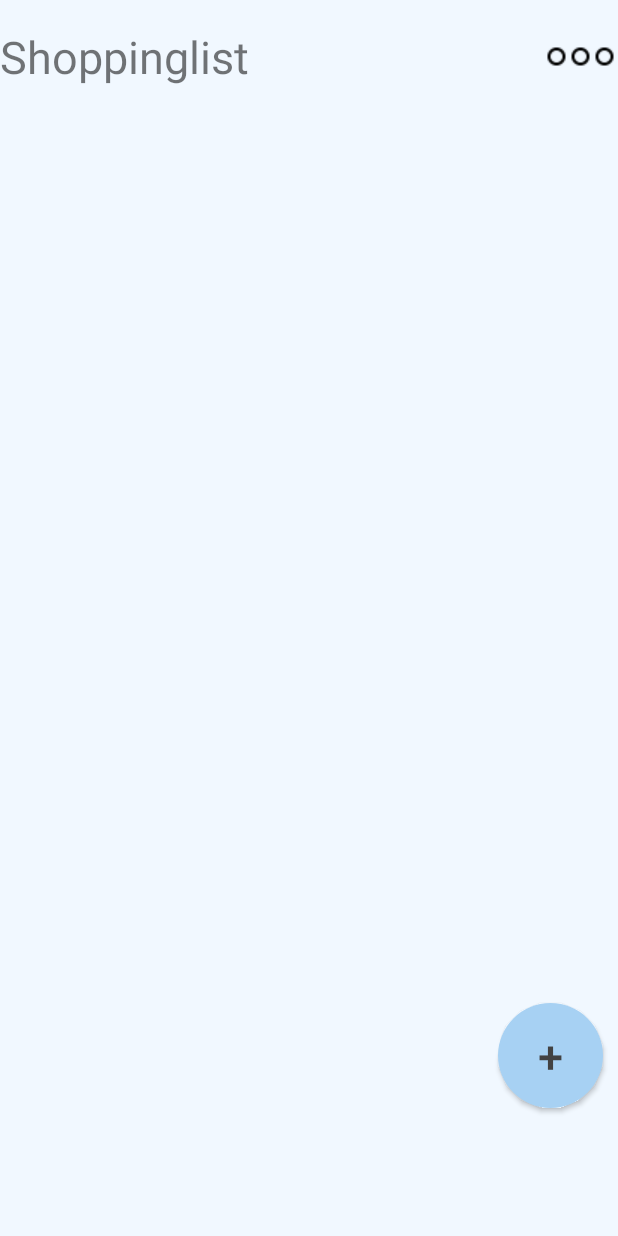
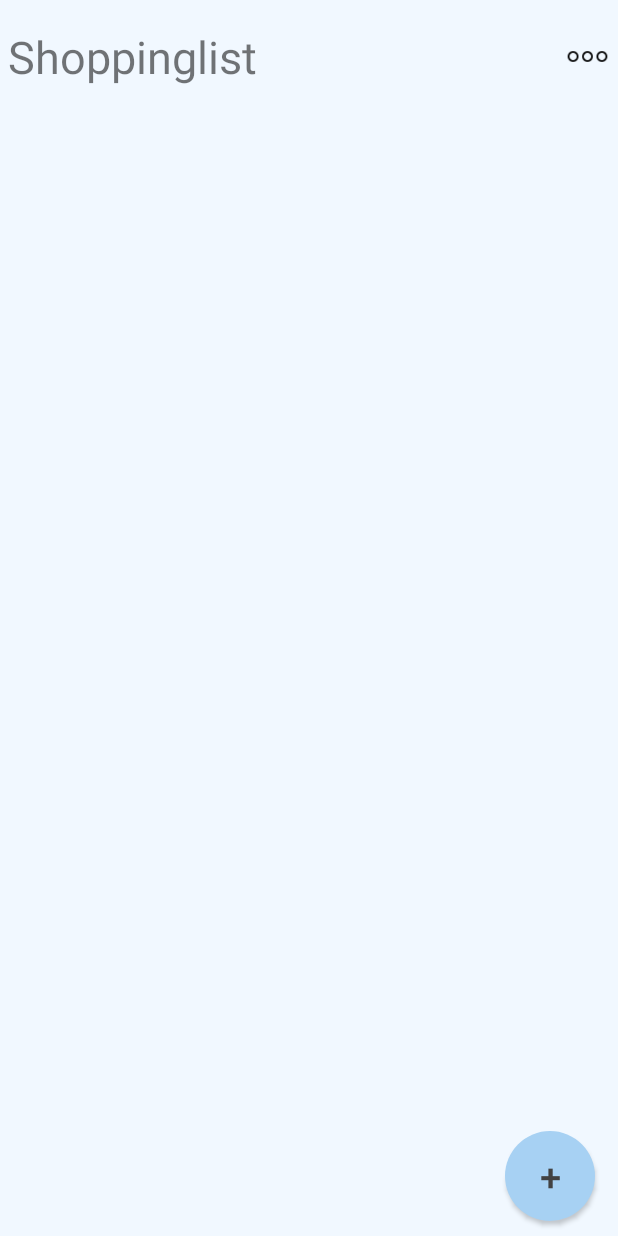
Before and after one commit to RwieRandom/YourShopDrop, an Android app: the screen it shows after launch (ListActivity), on a phone screen of 412 x 824 dp. Run offline under Robolectric (Android 15) with nearby library versions, the phone set to English and light mode, and no system bars.

Commit message:
updated UI, implemented settings-popup

```diff
--- a/app/src/main/java/de/your/yourshopdrop/ListActivity.kt
+++ b/app/src/main/java/de/your/yourshopdrop/ListActivity.kt
@@ -1,6 +1,7 @@
 package de.your.yourshopdrop
 
 import android.annotation.SuppressLint
+import android.content.Context
 import android.os.Bundle
 import android.view.Gravity
 import android.view.LayoutInflater
@@ -27,6 +28,8 @@ class ListActivity : AppCompatActivity() {
     override fun onCreate(savedInstanceState: Bundle?) {
         super.onCreate(savedInstanceState)
 
+        val popupManager = PopupManager(getSystemService(LAYOUT_INFLATER_SERVICE) as LayoutInflater,  this)
+
         enableEdgeToEdge()
         setContentView(R.layout.list_activity)
 
@@ -52,22 +55,12 @@ class ListActivity : AppCompatActivity() {
 
         val btnAddItem : Button = findViewById(R.id.btnAddItem)
 
-        // inflate the layout of the popup window
-        val inflater = getSystemService(LAYOUT_INFLATER_SERVICE) as LayoutInflater
-        val popupView: View = inflater.inflate(R.layout.popup_add, null)
+        btnAddItem.setOnClickListener{
+            val header : ConstraintLayout= findViewById(R.id.header)
+            val popup = popupManager.createPopup(R.layout.popup_add_item, true)
 
-        // create the popup window
-        val width = LinearLayout.LayoutParams.WRAP_CONTENT
-        val height = LinearLayout.LayoutParams.WRAP_CONTENT
-        val focusable = true
-        val popupWindow = PopupWindow(popupView, width, height, focusable)
-
-        btnAddItem.setOnClickListener{
-            // show the popup window
-            popupWindow.showAtLocation(this.window.decorView , Gravity.CENTER, 0, 0)
-
-            val etItemHeader: EditText = popupView.findViewById(R.id.etItemHeader)
-            val btnSaveItem: Button = popupView.findViewById(R.id.btnSaveItem)
+            val etItemHeader: EditText = popup.popupView.findViewById(R.id.etItemHeader)
+            val btnSaveItem: Button = popup.popupView.findViewById(R.id.btnSaveItem)
 
             btnSaveItem.setOnClickListener {
                 val artikelTitle = etItemHeader.text.toString()
@@ -75,15 +68,15 @@ class ListActivity : AppCompatActivity() {
                     val item = ListItem(artikelTitle)
                     listAdapter.add(item)
                     etItemHeader.text.clear()
-                    popupWindow.dismiss()
+                    popup.popupWindow.dismiss()
                 }
             }
+        }
 
-            // dismiss the popup window when touched
-            popupView.setOnTouchListener { _, _ ->
-                popupWindow.dismiss()
-                true
-            }
+        val btnOpenMore: ImageButton = findViewById(R.id.btnMore)
+
+        btnOpenMore.setOnClickListener{
+            val popup = popupManager.createPopup(R.layout.popup_list_more, true, btnOpenMore, PopupAlignment.LEFT)
         }
     }
 
--- a/app/src/main/res/layout/list_activity.xml
+++ b/app/src/main/res/layout/list_activity.xml
@@ -5,7 +5,7 @@
     android:id="@+id/main"
     android:layout_width="match_parent"
     android:layout_height="match_parent"
-    android:padding="5dp"
+    android:layout_marginHorizontal="5dp"
     tools:context=".ListActivity"
     >
 
@@ -25,23 +25,23 @@
     <androidx.constraintlayout.widget.ConstraintLayout
         android:layout_width="0dp"
         android:layout_height="0dp"
-        app:layout_constraintBottom_toTopOf="@+id/bottom"
+        app:layout_constraintBottom_toBottomOf="parent"
         app:layout_constraintEnd_toEndOf="parent"
         app:layout_constraintStart_toStartOf="parent"
         app:layout_constraintTop_toBottomOf="@+id/header">
 
         <Button
             android:id="@+id/btnAddItem"
-            android:layout_width="70dp"
-            android:layout_height="70dp"
+            android:layout_width="60dp"
+            android:layout_height="60dp"
             android:layout_marginEnd="10dp"
             android:layout_marginBottom="10dp"
             android:background="@drawable/rounded_button"
             android:elevation="4sp"
             android:text="@string/add2"
-            android:textSize="30sp"
+            android:textSize="25sp"
             app:layout_constraintBottom_toBottomOf="parent"
-            app:layout_constraintEnd_toEndOf="@+id/scrollView2" />
+            app:layout_constraintEnd_toEndOf="parent" />
 
         <ScrollView
             android:id="@+id/scrollView2"
@@ -57,17 +57,4 @@
     </androidx.constraintlayout.widget.ConstraintLayout>
 
 
-    <androidx.constraintlayout.widget.ConstraintLayout
-        android:id="@+id/bottom"
-        android:layout_width="match_parent"
-        android:layout_height="75dp"
-        app:layout_constraintBottom_toBottomOf="parent"
-        app:layout_constraintEnd_toEndOf="parent"
-        app:layout_constraintStart_toStartOf="parent">
-
-        <!-- <include layout="@layout/navbar"/> -->
-
-    </androidx.constraintlayout.widget.ConstraintLayout>
-
-
 </androidx.constraintlayout.widget.ConstraintLayout>
--- a/app/src/main/res/layout/list_header.xml
+++ b/app/src/main/res/layout/list_header.xml
@@ -10,7 +10,7 @@
     <TextView
         android:id="@+id/textView"
         android:layout_width="0dp"
-        android:layout_height="match_parent"
+        android:layout_height="wrap_content"
         android:layout_gravity="center_vertical"
         android:gravity="center_vertical|start"
         android:text="@string/title"
@@ -21,10 +21,11 @@
 
     <ImageButton
         android:id="@+id/btnMore"
-        android:layout_width="wrap_content"
-        android:layout_height="wrap_content"
+        android:layout_width="30dp"
+        android:layout_height="30dp"
         android:background="@android:color/transparent"
         android:src="@drawable/more"
+        android:scaleType="fitCenter"
         app:layout_constraintBottom_toBottomOf="parent"
         app:layout_constraintEnd_toEndOf="parent"
         app:layout_constraintTop_toTopOf="parent" />
--- a/app/src/main/res/values/strings.xml
+++ b/app/src/main/res/values/strings.xml
@@ -1,9 +1,12 @@
 <resources>
     <string name="app_name">YourShopDrop</string>
+    <string name="title">Shoppinglist</string>
     <string name="next">next</string>
     <string name="back">back</string>
     <string name="save">save</string>
     <string name="add">add</string>
     <string name="add2">+</string>
-    <string name="title">Shoppinglist</string>
+    <string name="rename">rename</string>
+    <string name="clearList">clear</string>
+
 </resources>
--- a/app/src/main/res/values/styles.xml
+++ b/app/src/main/res/values/styles.xml
@@ -1,7 +1,7 @@
 <?xml version="1.0" encoding="utf-8"?>
 <resources>
     <style name="ButtonBase" parent="Widget.MaterialComponents.Button">
-        <item name="android:textSize">20sp</item>
+        <item name="android:textSize">15sp</item>
         <item name="cornerRadius">100dp</item>
         <item name="backgroundTint">?attr/colorPrimary</item>
         <item name="android:textColor">?attr/colorOnPrimary</item>
@@ -11,6 +11,10 @@
         <item name="android:paddingTop">10sp</item>
     </style>
 
+    <style name="ButtonNoBackground" parent="ButtonBase">
+        <item name="backgroundTint">@android:color/transparent</item>
+    </style>
+
 
 
 </resources>
```
Also changed, not shown: app/src/main/java/de/your/yourshopdrop/PopupAlignment.kt (added, +8 -0 lines), app/src/main/java/de/your/yourshopdrop/PopupManager.kt (added, +75 -0 lines), app/src/main/res/layout/popup_list_more.xml (added, +41 -0 lines), app/src/main/res/drawable/clear.png (added), app/src/main/res/drawable/rename.png (added), app/src/main/res/layout/popup_add_item.xml (renamed from app/src/main/res/layout/popup_add.xml).
